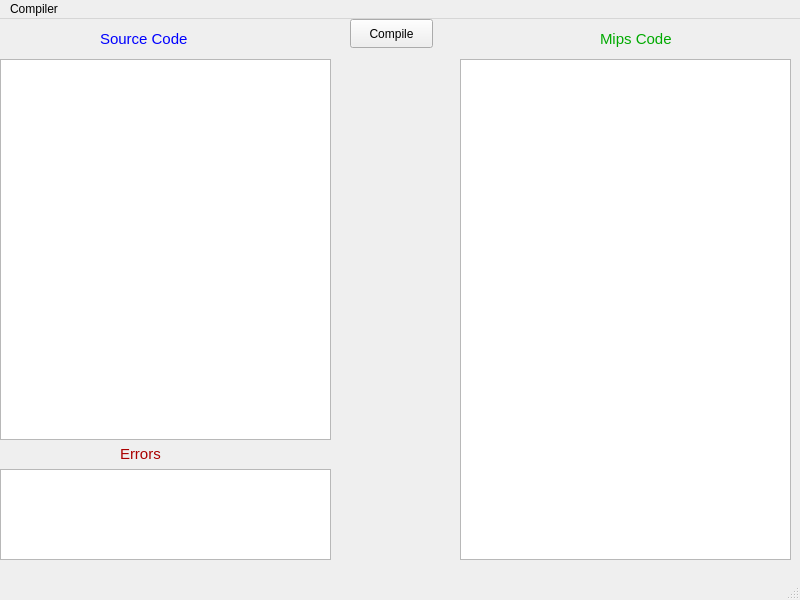
Qt form mainwindow.ui (elias-2060/Compiler) before a commit.
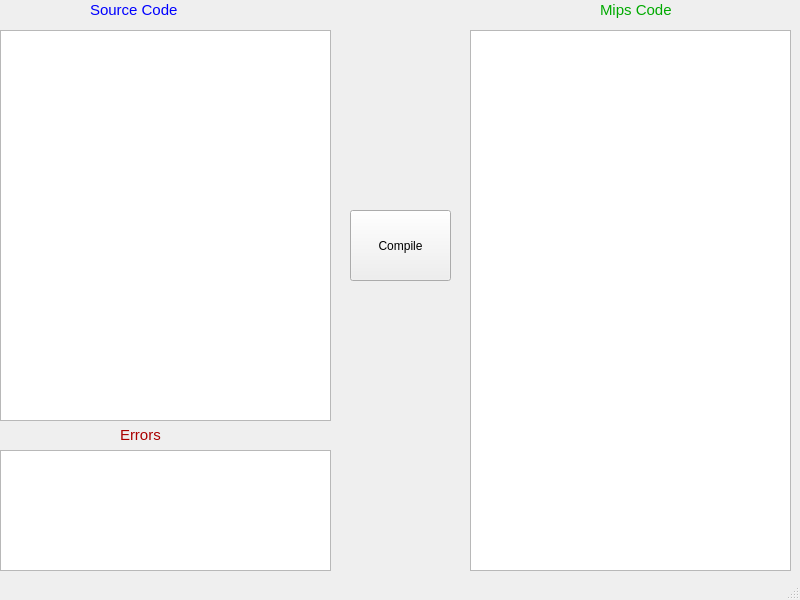
The same form after that commit.

```diff
--- a/mainwindow.ui
+++ b/mainwindow.ui
@@ -18,7 +18,7 @@
                 <property name="geometry">
                     <rect>
                         <x>600</x>
-                        <y>10</y>
+      <y>0</y>
                         <width>91</width>
                         <height>20</height>
                     </rect>
@@ -30,8 +30,8 @@
             <widget class="QLabel" name="label_2">
                 <property name="geometry">
                     <rect>
-                        <x>100</x>
-                        <y>10</y>
+      <x>90</x>
+      <y>0</y>
                         <width>111</width>
                         <height>20</height>
                     </rect>
@@ -57,9 +57,9 @@
                 <property name="geometry">
                     <rect>
                         <x>0</x>
-                        <y>40</y>
+      <y>30</y>
                         <width>331</width>
-                        <height>381</height>
+      <height>391</height>
                     </rect>
                 </property>
             </widget>
@@ -67,9 +67,9 @@
                 <property name="geometry">
                     <rect>
                         <x>350</x>
-                        <y>0</y>
-                        <width>83</width>
-                        <height>29</height>
+      <y>210</y>
+      <width>101</width>
+      <height>71</height>
                     </rect>
                 </property>
                 <property name="whatsThis">
@@ -82,10 +82,10 @@
             <widget class="QTextBrowser" name="textBrowser">
                 <property name="geometry">
                     <rect>
-                        <x>460</x>
-                        <y>40</y>
-                        <width>331</width>
-                        <height>501</height>
+      <x>470</x>
+      <y>30</y>
+      <width>321</width>
+      <height>541</height>
                     </rect>
                 </property>
             </widget>
@@ -95,27 +95,11 @@
                         <x>0</x>
                         <y>450</y>
                         <width>331</width>
-                        <height>91</height>
+      <height>121</height>
                     </rect>
                 </property>
             </widget>
         </widget>
-        <widget class="QMenuBar" name="menubar">
-            <property name="geometry">
-                <rect>
-                    <x>0</x>
-                    <y>0</y>
-                    <width>800</width>
-                    <height>25</height>
-                </rect>
-            </property>
-            <widget class="QMenu" name="menuCompiler">
-                <property name="title">
-                    <string>Compiler</string>
-                </property>
-            </widget>
-            <addaction name="menuCompiler"/>
-        </widget>
         <widget class="QStatusBar" name="statusbar"/>
     </widget>
     <resources/>
```
Lines whose indentation alone changed are shown as unchanged.
